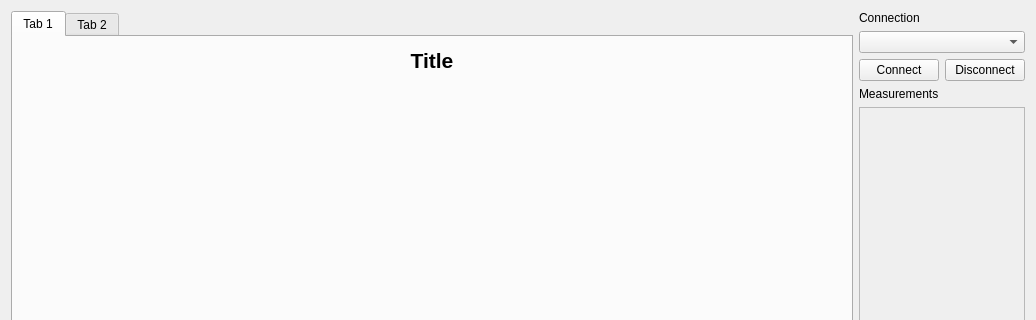
Before: the Qt Designer form mainwindow.ui in huettern/micro-telemetry, drawn with Qt 5; both pictures show x 0 to 1036 and y 0 to 320 of the 1036 by 606 pixel window.
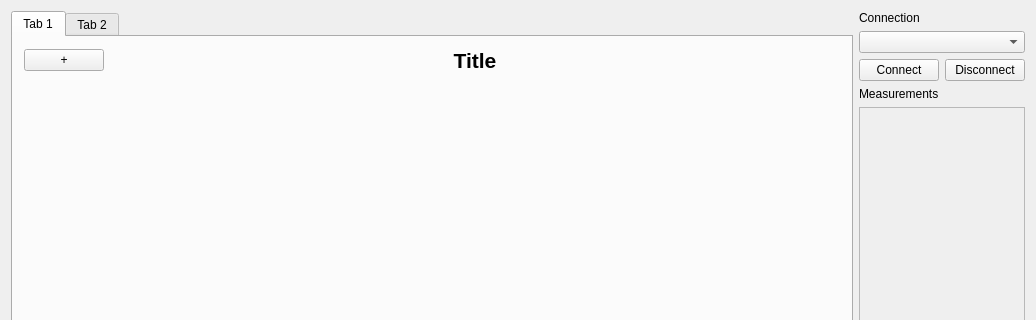
After: the same form once the commit is applied. Custom widgets are drawn as their Qt base class.

```diff
--- a/mainwindow.ui
+++ b/mainwindow.ui
@@ -46,9 +46,21 @@
            <item>
             <layout class="QVBoxLayout" name="verticalLayout_2">
              <item>
+              <layout class="QHBoxLayout" name="horizontalLayout_4">
+               <item>
+                <widget class="QPushButton" name="btPlot0Add">
+                 <property name="text">
+                  <string>+</string>
+                 </property>
+                </widget>
+               </item>
+               <item>
               <widget class="QLabel" name="label_2">
+                 <property name="enabled">
+                  <bool>true</bool>
+                 </property>
                <property name="sizePolicy">
-                <sizepolicy hsizetype="Minimum" vsizetype="Minimum">
+                  <sizepolicy hsizetype="Expanding" vsizetype="Minimum">
                  <horstretch>0</horstretch>
                  <verstretch>0</verstretch>
                 </sizepolicy>
@@ -67,6 +79,8 @@
                 <set>Qt::AlignCenter</set>
                </property>
               </widget>
+               </item>
+              </layout>
              </item>
              <item>
               <widget class="QCustomPlot" name="customPlot" native="true">
```
Left out of the diff: 2 changed lines with no effect on the pictures. Lines whose indentation alone changed are shown as unchanged.
